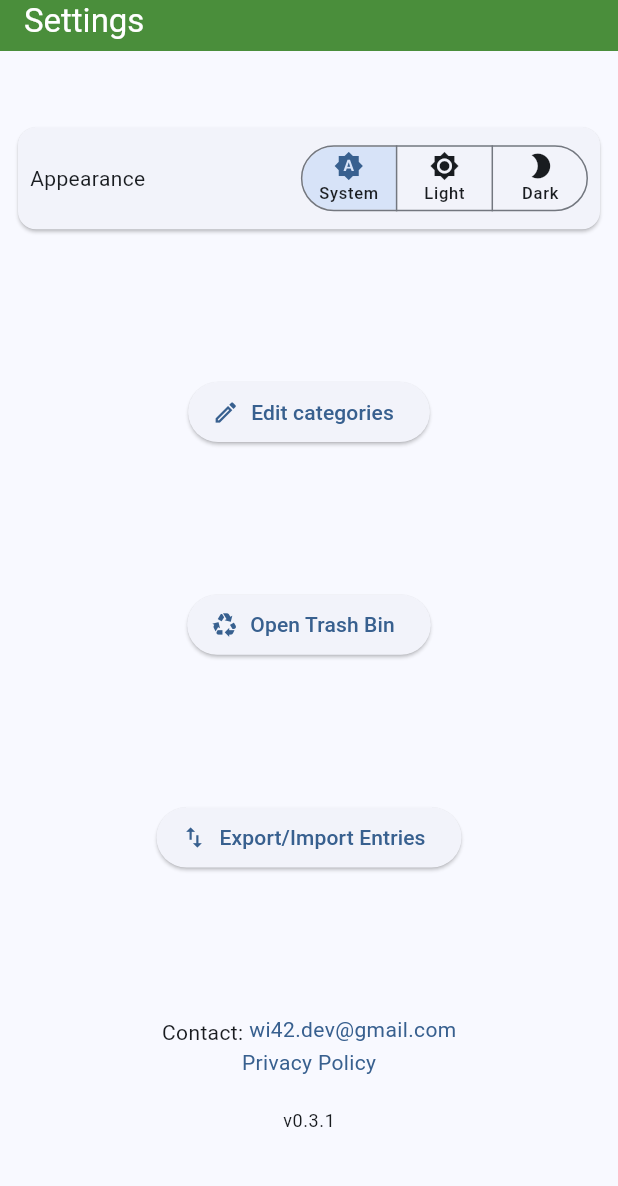
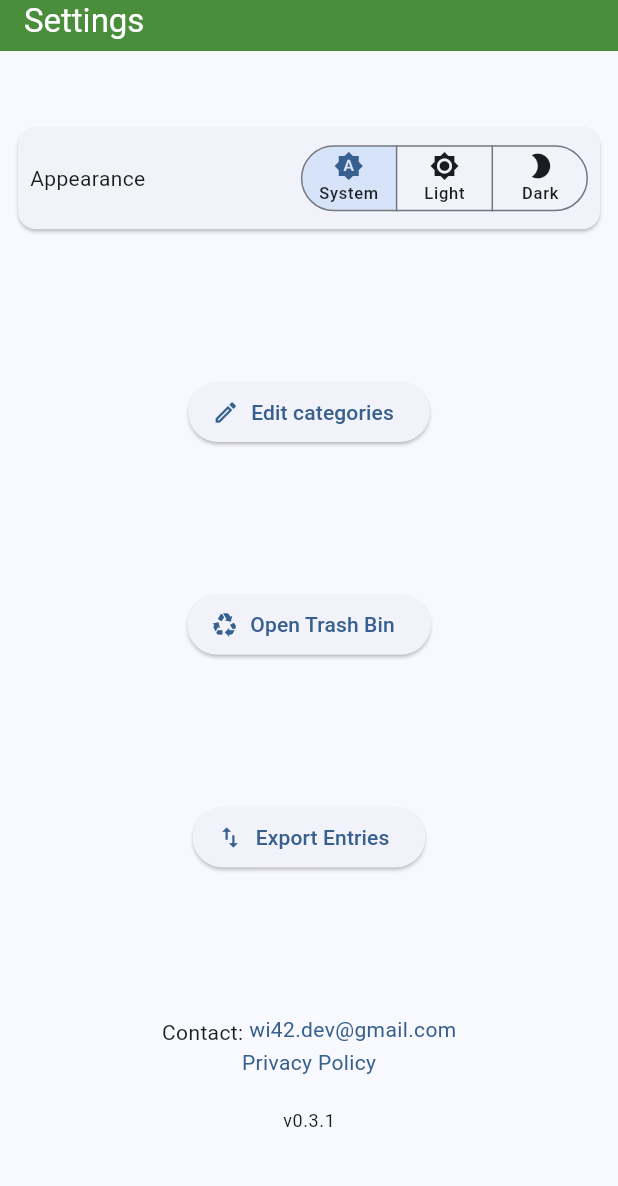
Before and after one commit to Wii42/kgl_time, a Flutter app: the SettingsPage screen opened by its route, on a phone screen of 412 x 824 dp, the part 33-1219 px from its top. Run offline on Flutter 3.47's test engine with Material 3 defaults, Android fonts, the phone set to English and light mode, and no system bars; our stand-ins replace animated_list_plus, animated_toggle_switch, csv, go_router, isar_community, share_plus and 1 more; missing offline and left inert: flutter_file_dialog, notifying_list, week_number; accounts and stored records are empty; generated files the repository leaves out were written again.

Commit message:
change Export / Import Page title to reflect reduced functionality

```diff
--- a/lib/l10n/app_de.arb
+++ b/lib/l10n/app_de.arb
@@ -66,5 +66,6 @@
   "fileSharedSuccessfully": "Datei erfolgreich geteilt",
   "failedToShareFile": "Teilen der Datei fehlgeschlagen",
   "exportTable": "Einträge als Tabelle exportieren",
-  "exportCsvExplanation": "Exportiert alle Einträge als CSV-Tabelle. Diese Datei kann in Tabellenkalkulationsprogrammen wie Excel oder Google Sheets geöffnet werden."
+  "exportCsvExplanation": "Exportiert alle Einträge als CSV-Tabelle. Diese Datei kann in Tabellenkalkulationsprogrammen wie Excel oder Google Sheets geöffnet werden.",
+  "exportEntries": "Einträge exportieren"
 }
--- a/lib/l10n/app_en.arb
+++ b/lib/l10n/app_en.arb
@@ -66,5 +66,6 @@
   "fileSharedSuccessfully": "File shared successfully",
   "failedToShareFile": "Failed to share file",
   "exportTable": "Export work entries as table",
-  "exportCsvExplanation": "Exports all work entries as a CSV file. The file can be opened with spreadsheet applications like Microsoft Excel or Google Sheets."
+  "exportCsvExplanation": "Exports all work entries as a CSV file. The file can be opened with spreadsheet applications like Microsoft Excel or Google Sheets.",
+  "exportEntries": "Export Entries"
 }
--- a/lib/pages/export_import_page.dart
+++ b/lib/pages/export_import_page.dart
@@ -17,7 +17,7 @@ class ExportImportPage extends KglPage {
 
   @override
   String? pageTitle(AppLocalizations? loc) =>
-      loc?.exportImportEntries ?? "<Export / Import Data>";
+      loc?.exportEntries ?? "<Export / Import Data>";
 
   @override
   bool get showSettingsButton => false;
--- a/lib/pages/settings_page.dart
+++ b/lib/pages/settings_page.dart
@@ -44,7 +44,7 @@ class SettingsPage extends KglPage {
             ElevatedButton.icon(
                 onPressed: () => context.push(AppRoute.exportImport.path),
                 label:
-                    Text(loc?.exportImportEntries ?? "<Export/import entries>"),
+                    Text(loc?.exportEntries ?? "<Export/import entries>"),
                 icon: Icon(Icons.import_export_outlined)),
             infos(context),
           ].withSpaceBetween(height: 16),
```
Also changed, not shown: lib/l10n/generated/app_localizations.dart, lib/l10n/generated/app_localizations_de.dart, lib/l10n/generated/app_localizations_en.dart.
